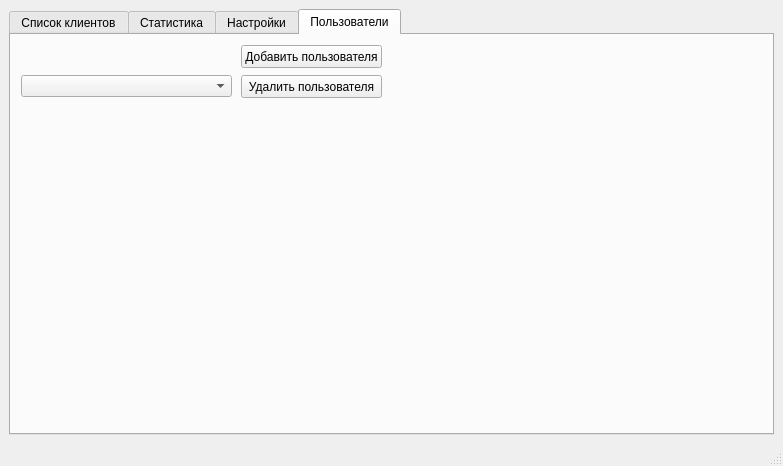
First picture: the form in lesson-05/server/views/server_gui.ui, repository KTo1/qt-with-db, before the edit.
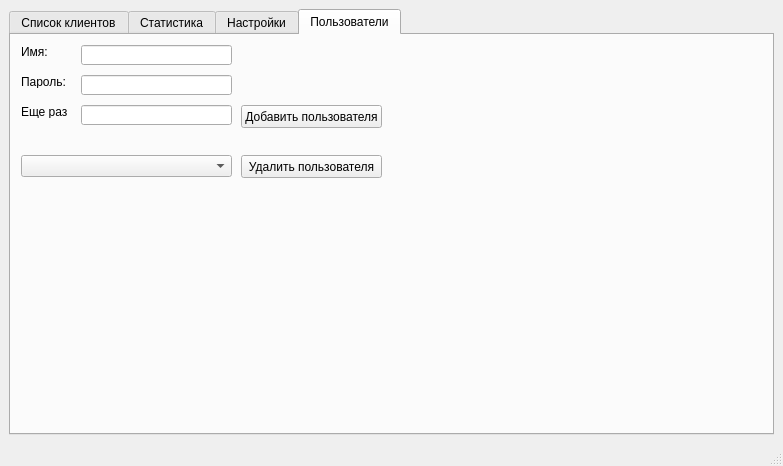
Second picture: the form after the edit.

Commit message: Переделал таблицу пользователей, доработал форму

Diff of the .ui file:
```diff
--- a/lesson-05/server/views/server_gui.ui
+++ b/lesson-05/server/views/server_gui.ui
@@ -158,7 +158,7 @@
         <property name="geometry">
          <rect>
           <x>230</x>
-          <y>10</y>
+          <y>70</y>
           <width>141</width>
           <height>23</height>
          </rect>
@@ -171,7 +171,7 @@
         <property name="geometry">
          <rect>
           <x>230</x>
-          <y>40</y>
+          <y>120</y>
           <width>141</width>
           <height>23</height>
          </rect>
@@ -184,12 +184,84 @@
         <property name="geometry">
          <rect>
           <x>10</x>
-          <y>40</y>
+          <y>120</y>
           <width>211</width>
           <height>22</height>
          </rect>
         </property>
        </widget>
+       <widget class="QLabel" name="label_5">
+        <property name="geometry">
+         <rect>
+          <x>10</x>
+          <y>10</y>
+          <width>47</width>
+          <height>13</height>
+         </rect>
+        </property>
+        <property name="text">
+         <string>Имя:</string>
+        </property>
+       </widget>
+       <widget class="QLabel" name="label_6">
+        <property name="geometry">
+         <rect>
+          <x>10</x>
+          <y>40</y>
+          <width>47</width>
+          <height>13</height>
+         </rect>
+        </property>
+        <property name="text">
+         <string>Пароль:</string>
+        </property>
+       </widget>
+       <widget class="QLabel" name="label_7">
+        <property name="geometry">
+         <rect>
+          <x>10</x>
+          <y>70</y>
+          <width>47</width>
+          <height>13</height>
+         </rect>
+        </property>
+        <property name="text">
+         <string>Еще раз:</string>
+        </property>
+        <property name="textFormat">
+         <enum>Qt::PlainText</enum>
+        </property>
+       </widget>
+       <widget class="QLineEdit" name="lineEdit_user_name">
+        <property name="geometry">
+         <rect>
+          <x>70</x>
+          <y>10</y>
+          <width>151</width>
+          <height>20</height>
+         </rect>
+        </property>
+       </widget>
+       <widget class="QLineEdit" name="lineEdit_pwd">
+        <property name="geometry">
+         <rect>
+          <x>70</x>
+          <y>40</y>
+          <width>151</width>
+          <height>20</height>
+         </rect>
+        </property>
+       </widget>
+       <widget class="QLineEdit" name="lineEdit_pwd2">
+        <property name="geometry">
+         <rect>
+          <x>70</x>
+          <y>70</y>
+          <width>151</width>
+          <height>20</height>
+         </rect>
+        </property>
+       </widget>
       </widget>
      </widget>
     </item>
```
The commit also changes 5 other files.
